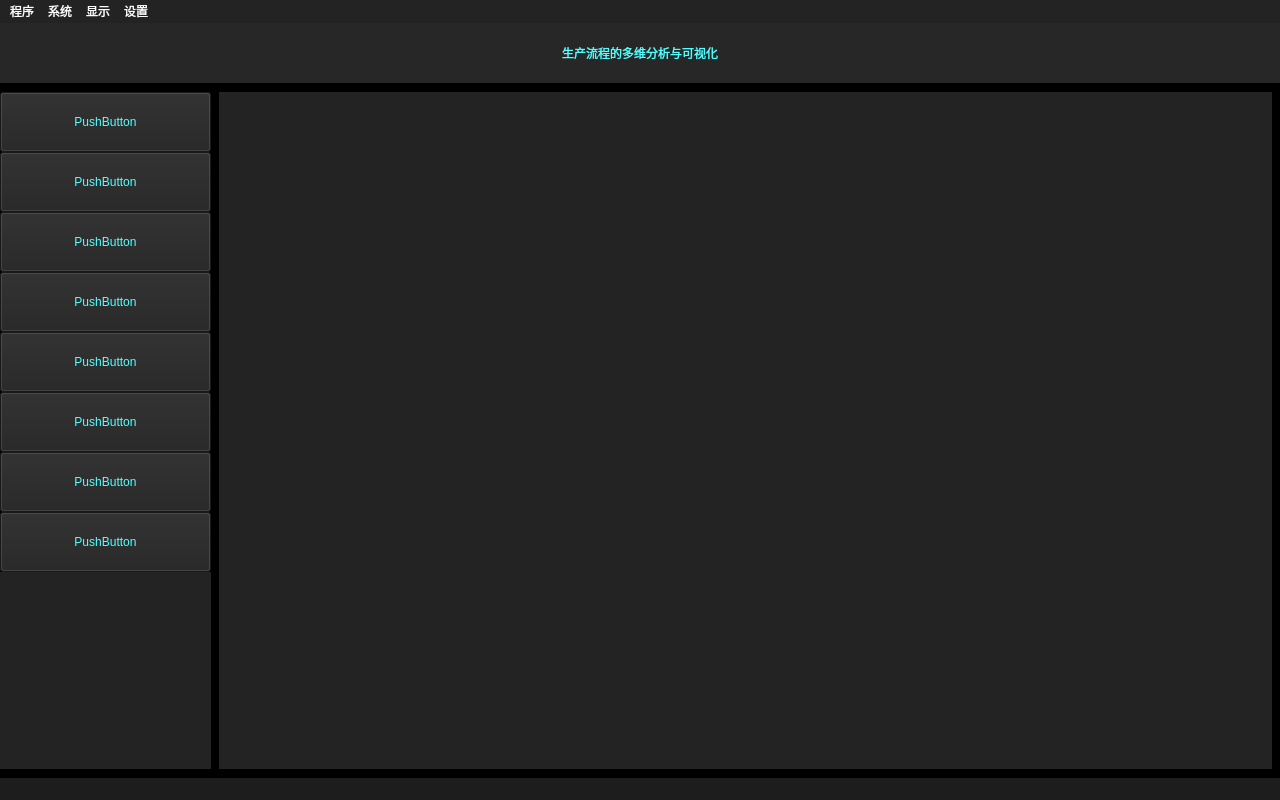
Before: the Qt Designer form gui/statistics_widget.ui in zhenhuic/xio-intrusion-detection, drawn with Qt 5.
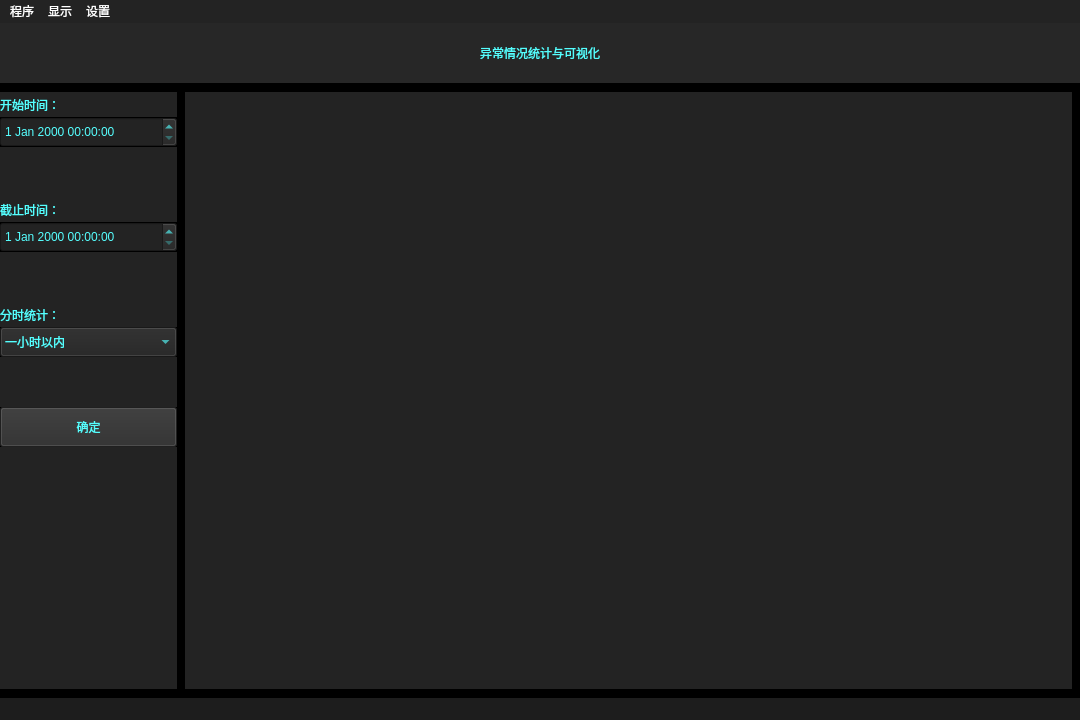
After: the same form once the commit is applied.

Commit message: 异常情况统计窗口

Patch:
```diff
--- a/gui/statistics_widget.ui
+++ b/gui/statistics_widget.ui
@@ -6,8 +6,8 @@
    <rect>
     <x>0</x>
     <y>0</y>
-    <width>1280</width>
-    <height>800</height>
+    <width>1080</width>
+    <height>720</height>
    </rect>
   </property>
   <property name="windowTitle">
@@ -61,7 +61,7 @@
 color: rgb(85, 255, 255);</string>
       </property>
       <property name="text">
-       <string>生产流程的多维分析与可视化</string>
+       <string>异常情况统计与可视化</string>
       </property>
       <property name="scaledContents">
        <bool>true</bool>
@@ -99,8 +99,8 @@
         <rect>
          <x>0</x>
          <y>0</y>
-         <width>1280</width>
-         <height>695</height>
+         <width>1080</width>
+         <height>615</height>
         </rect>
        </property>
        <layout class="QHBoxLayout" name="horizontalLayout" stretch="0">
@@ -131,14 +131,14 @@
            <number>8</number>
           </property>
           <item>
-           <layout class="QVBoxLayout" name="verticalLayout_2" stretch="1,1,1,1,1,1,0,0,0">
+           <layout class="QVBoxLayout" name="verticalLayout_2" stretch="1,1,0,1,1,0,1,1,0,1,0">
             <property name="spacing">
              <number>0</number>
             </property>
             <item>
-             <widget class="QPushButton" name="pushButton_1">
+             <widget class="QLabel" name="label">
               <property name="sizePolicy">
-               <sizepolicy hsizetype="Minimum" vsizetype="Fixed">
+               <sizepolicy hsizetype="Preferred" vsizetype="Fixed">
                 <horstretch>0</horstretch>
                 <verstretch>0</verstretch>
                </sizepolicy>
@@ -146,7 +146,7 @@
               <property name="minimumSize">
                <size>
                 <width>0</width>
-                <height>60</height>
+                <height>25</height>
                </size>
               </property>
               <property name="styleSheet">
@@ -155,52 +155,59 @@
 color: rgb(85, 255, 255);</string>
               </property>
               <property name="text">
-               <string>PushButton</string>
+               <string>开始时间：</string>
               </property>
              </widget>
             </item>
             <item>
-             <widget class="QPushButton" name="pushButton_2">
+             <widget class="QDateTimeEdit" name="startDateTime">
               <property name="minimumSize">
                <size>
                 <width>0</width>
-                <height>60</height>
+                <height>30</height>
                </size>
               </property>
               <property name="styleSheet">
                <string notr="true">background-color: rgb(35, 35, 35);
-font: 14pt &quot;宋体&quot;;
+font: 12pt &quot;宋体&quot;;
 color: rgb(85, 255, 255);</string>
               </property>
-              <property name="text">
-               <string>PushButton</string>
-              </property>
              </widget>
             </item>
             <item>
-             <widget class="QPushButton" name="pushButton_3">
+             <widget class="QLabel" name="label_5">
+              <property name="sizePolicy">
+               <sizepolicy hsizetype="Preferred" vsizetype="Fixed">
+                <horstretch>0</horstretch>
+                <verstretch>0</verstretch>
+               </sizepolicy>
+              </property>
               <property name="minimumSize">
                <size>
                 <width>0</width>
-                <height>60</height>
+                <height>50</height>
                </size>
               </property>
               <property name="styleSheet">
-               <string notr="true">background-color: rgb(35, 35, 35);
-font: 14pt &quot;宋体&quot;;
-color: rgb(85, 255, 255);</string>
+               <string notr="true">background-color: rgb(35, 35, 35);</string>
               </property>
               <property name="text">
-               <string>PushButton</string>
+               <string/>
               </property>
              </widget>
             </item>
             <item>
-             <widget class="QPushButton" name="pushButton_4">
+             <widget class="QLabel" name="label_3">
+              <property name="sizePolicy">
+               <sizepolicy hsizetype="Preferred" vsizetype="Fixed">
+                <horstretch>0</horstretch>
+                <verstretch>0</verstretch>
+               </sizepolicy>
+              </property>
               <property name="minimumSize">
                <size>
                 <width>0</width>
-                <height>60</height>
+                <height>25</height>
                </size>
               </property>
               <property name="styleSheet">
@@ -209,35 +216,51 @@
 color: rgb(85, 255, 255);</string>
               </property>
               <property name="text">
-               <string>PushButton</string>
+               <string>截止时间：</string>
               </property>
              </widget>
             </item>
             <item>
-             <widget class="QPushButton" name="pushButton_5">
+             <widget class="QDateTimeEdit" name="endDateTime">
               <property name="minimumSize">
                <size>
                 <width>0</width>
-                <height>60</height>
+                <height>30</height>
                </size>
               </property>
               <property name="styleSheet">
                <string notr="true">background-color: rgb(35, 35, 35);
-font: 14pt &quot;宋体&quot;;
+font: 12pt &quot;宋体&quot;;
 color: rgb(85, 255, 255);</string>
               </property>
+             </widget>
+            </item>
+            <item>
+             <widget class="QLabel" name="label_6">
+              <property name="sizePolicy">
+               <sizepolicy hsizetype="Preferred" vsizetype="Fixed">
+                <horstretch>0</horstretch>
+                <verstretch>0</verstretch>
+               </sizepolicy>
+              </property>
+              <property name="minimumSize">
+               <size>
+                <width>0</width>
+                <height>50</height>
+               </size>
+              </property>
+              <property name="styleSheet">
+               <string notr="true">background-color: rgb(35, 35, 35);</string>
+              </property>
               <property name="text">
-               <string>PushButton</string>
+               <string/>
               </property>
              </widget>
             </item>
             <item>
-             <widget class="QPushButton" name="pushButton_6">
-              <property name="enabled">
-               <bool>true</bool>
-              </property>
+             <widget class="QLabel" name="label_4">
               <property name="sizePolicy">
-               <sizepolicy hsizetype="Minimum" vsizetype="Fixed">
+               <sizepolicy hsizetype="Preferred" vsizetype="Fixed">
                 <horstretch>0</horstretch>
                 <verstretch>0</verstretch>
                </sizepolicy>
@@ -245,7 +268,7 @@
               <property name="minimumSize">
                <size>
                 <width>0</width>
-                <height>60</height>
+                <height>25</height>
                </size>
               </property>
               <property name="styleSheet">
@@ -254,43 +277,98 @@
 color: rgb(85, 255, 255);</string>
               </property>
               <property name="text">
-               <string>PushButton</string>
+               <string>分时统计：</string>
               </property>
              </widget>
             </item>
             <item>
-             <widget class="QPushButton" name="pushButton_7">
+             <widget class="QComboBox" name="comboBox">
               <property name="minimumSize">
                <size>
                 <width>0</width>
-                <height>60</height>
+                <height>30</height>
                </size>
               </property>
               <property name="styleSheet">
                <string notr="true">background-color: rgb(35, 35, 35);
-font: 14pt &quot;宋体&quot;;
+font: 11pt &quot;宋体&quot;;
 color: rgb(85, 255, 255);</string>
               </property>
+              <item>
+               <property name="text">
+                <string>一小时以内</string>
+               </property>
+              </item>
+              <item>
+               <property name="text">
+                <string>半天以内</string>
+               </property>
+              </item>
+              <item>
+               <property name="text">
+                <string>一天以内</string>
+               </property>
+              </item>
+              <item>
+               <property name="text">
+                <string>一周以内</string>
+               </property>
+              </item>
+              <item>
+               <property name="text">
+                <string>半个月以内</string>
+               </property>
+              </item>
+              <item>
+               <property name="text">
+                <string>一个月以内</string>
+               </property>
+              </item>
+             </widget>
+            </item>
+            <item>
+             <widget class="QLabel" name="label_7">
+              <property name="sizePolicy">
+               <sizepolicy hsizetype="Preferred" vsizetype="Fixed">
+                <horstretch>0</horstretch>
+                <verstretch>0</verstretch>
+               </sizepolicy>
+              </property>
+              <property name="minimumSize">
+               <size>
+                <width>0</width>
+                <height>50</height>
+               </size>
+              </property>
+              <property name="styleSheet">
+               <string notr="true">background-color: rgb(35, 35, 35);</string>
+              </property>
               <property name="text">
-               <string>PushButton</string>
+               <string/>
               </property>
              </widget>
             </item>
             <item>
-             <widget class="QPushButton" name="pushButton_8">
+             <widget class="QPushButton" name="pushButton">
+              <property name="sizePolicy">
+               <sizepolicy hsizetype="Minimum" vsizetype="Fixed">
+                <horstretch>0</horstretch>
+                <verstretch>0</verstretch>
+               </sizepolicy>
+              </property>
               <property name="minimumSize">
                <size>
                 <width>0</width>
-                <height>60</height>
+                <height>40</height>
                </size>
               </property>
               <property name="styleSheet">
-               <string notr="true">background-color: rgb(35, 35, 35);
+               <string notr="true">background-color: rgb(45, 45, 45);
 font: 14pt &quot;宋体&quot;;
 color: rgb(85, 255, 255);</string>
               </property>
               <property name="text">
-               <string>PushButton</string>
+               <string>确定</string>
               </property>
              </widget>
             </item>
@@ -335,7 +413,7 @@
     <rect>
      <x>0</x>
      <y>0</y>
-     <width>1280</width>
+     <width>1080</width>
      <height>23</height>
     </rect>
    </property>
@@ -351,19 +429,6 @@
     <addaction name="start"/>
     <addaction name="stop"/>
    </widget>
-   <widget class="QMenu" name="systemMenu">
-    <property name="title">
-     <string>系统</string>
-    </property>
-    <addaction name="chen1"/>
-    <addaction name="chen2"/>
-    <addaction name="li"/>
-    <addaction name="yv1"/>
-    <addaction name="yv2"/>
-    <addaction name="wang"/>
-    <addaction name="pan"/>
-    <addaction name="yue"/>
-   </widget>
    <widget class="QMenu" name="setupMenu">
     <property name="title">
      <string>设置</string>
@@ -378,7 +443,6 @@
     <addaction name="exitFullScreen"/>
    </widget>
    <addaction name="processMenu"/>
-   <addaction name="systemMenu"/>
    <addaction name="viewMenu"/>
    <addaction name="setupMenu"/>
   </widget>
```
Left out of the diff: 6 changed lines with no effect on the pictures. The commit also changes 4 other files.
